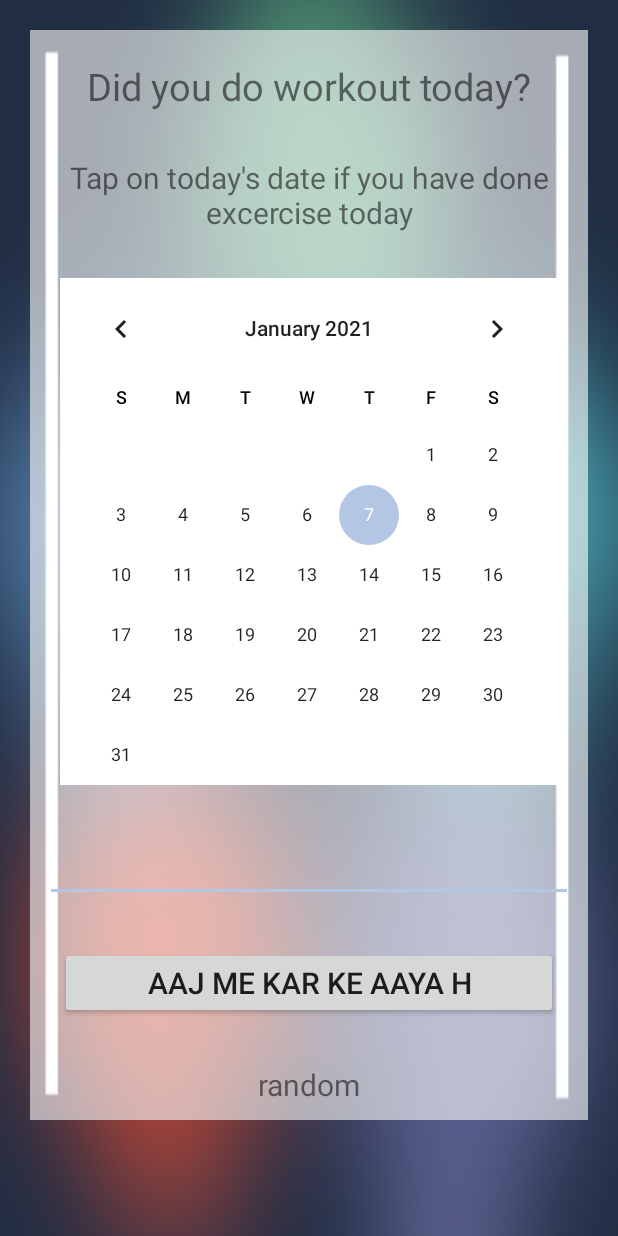
After one commit to HimeshNayak/Heal_App, an Android app: the CalendarSetter screen opened directly, with no data from a screen before it, on a phone screen of 412 x 824 dp. The commit adds this screen. Run offline under Robolectric (Android 15) with nearby library versions, the phone set to English and light mode, and no system bars.

Commit message:
Changed a lot"

```diff
--- a/app/build.gradle
+++ b/app/build.gradle
@@ -6,8 +6,8 @@ android {
         applicationId "com.himeshnayak.healapp"
         minSdkVersion 19
         targetSdkVersion 28
-        versionCode 3
-        versionName "3.0"
+        versionCode 4
+        versionName "3.1"
         testInstrumentationRunner "androidx.test.runner.AndroidJUnitRunner"
     }
     buildTypes {
--- a/app/src/main/AndroidManifest.xml
+++ b/app/src/main/AndroidManifest.xml
@@ -9,7 +9,8 @@
         android:roundIcon="@mipmap/ic_logo_round"
         android:supportsRtl="true"
         android:theme="@style/AppTheme">
-        <activity android:name=".DetailAbout"></activity>
+        <activity android:name=".CalendarSetter"></activity>
+        <activity android:name=".DetailAbout" />
         <activity
             android:name=".PhysicalAlarm"
             android:screenOrientation="portrait" />
--- /dev/null
+++ b/app/src/main/java/com/himeshnayak/healapp/CalendarSetter.java
@@ -0,0 +1,91 @@
+package com.himeshnayak.healapp;
+
+import androidx.annotation.NonNull;
+import androidx.appcompat.app.AppCompatActivity;
+
+import android.content.ContentValues;
+import android.database.Cursor;
+import android.database.sqlite.SQLiteDatabase;
+import android.os.Bundle;
+import android.view.View;
+import android.widget.Button;
+import android.widget.CalendarView;
+import android.widget.EditText;
+import android.widget.TextView;
+import android.widget.Toast;
+
+public class CalendarSetter extends AppCompatActivity {
+
+    private String selectedDate;
+    private SQLiteHander sqLiteHander;
+    private SQLiteDatabase sqLiteDatabase;
+    private TextView eventText;
+    private Button exerciseDoneBtn;
+    private EditText exerciseDoneContent;
+    private CalendarView calendar;
+
+
+    @Override
+    protected void onCreate(Bundle savedInstanceState) {
+        super.onCreate(savedInstanceState);
+        setContentView(R.layout.activity_calendar_setter);
+
+        eventText = findViewById(R.id.eventText);
+        exerciseDoneContent = findViewById(R.id.exercise_name);
+        exerciseDoneBtn = findViewById(R.id.exercise_done_btn);
+
+        calendar = findViewById(R.id.calendarView);
+        calendar.setOnDateChangeListener(new CalendarView.OnDateChangeListener() {
+            @Override
+            public void onSelectedDayChange(@NonNull CalendarView calendarView, int day, int month, int year) {
+                selectedDate = Integer.toString(day) + Integer.toString(month) + Integer.toString(year);
+                calendar.setWeekDayTextAppearance(R.style.selectedWeek);
+                readData(calendarView);
+            }
+        });
+
+        exerciseDoneBtn.setOnClickListener(new View.OnClickListener() {
+            @Override
+            public void onClick(View view) {
+                insertData(view);
+            }
+        });
+
+        try {
+            sqLiteHander = new SQLiteHander(this, "CalendarDatabase", null, 1);
+            sqLiteDatabase = sqLiteHander.getWritableDatabase();
+            sqLiteDatabase.execSQL("CREATE TABLE Calendar(DATE TEXT, EVENT TEXT);");
+        } catch (Exception e) {
+            e.printStackTrace();
+        }
+    }
+
+    public void insertData(View view)
+    {
+        if (exerciseDoneContent != null)
+        {
+            ContentValues contentValues = new ContentValues();
+            contentValues.put("Date", selectedDate);
+            contentValues.put("Event", exerciseDoneContent.getText().toString());
+            sqLiteDatabase.insert("CalendarDatabase", null, contentValues);
+            Toast.makeText(this, "Written in DB", Toast.LENGTH_SHORT).show();
+        }
+        else
+            Toast.makeText(this, "Enter the exercise you did", Toast.LENGTH_SHORT).show();
+
+    }
+
+    public void readData(View view)
+    {
+        String sqlQuery = "SELECT EVENT FROM CalendarDatabase where DATE =" + selectedDate;
+        try {
+            Cursor cursor = sqLiteDatabase.rawQuery(sqlQuery, null);
+            cursor.moveToFirst();
+            eventText.setText(cursor.getString(0));
+        } catch (Exception e) {
+            e.printStackTrace();
+            eventText.setText("Read nothing " + selectedDate);
+        }
+
+    }
+}
--- /dev/null
+++ b/app/src/main/java/com/himeshnayak/healapp/SQLiteHander.java
@@ -0,0 +1,23 @@
+package com.himeshnayak.healapp;
+
+import android.content.Context;
+import android.database.sqlite.SQLiteDatabase;
+import android.database.sqlite.SQLiteOpenHelper;
+
+import androidx.annotation.Nullable;
+
+public class SQLiteHander extends SQLiteOpenHelper {
+    public SQLiteHander(@Nullable Context context, @Nullable String name, @Nullable SQLiteDatabase.CursorFactory factory, int version) {
+        super(context, name, factory, version);
+    }
+
+    @Override
+    public void onCreate(SQLiteDatabase sqLiteDatabase) {
+
+    }
+
+    @Override
+    public void onUpgrade(SQLiteDatabase sqLiteDatabase, int oldVersion, int newVersion) {
+
+    }
+}
--- /dev/null
+++ b/app/src/main/res/font/fonts.xml
@@ -0,0 +1,4 @@
+<?xml version="1.0" encoding="utf-8"?>
+<font-family xmlns:android="http://schemas.android.com/apk/res/android">
+
+</font-family>
--- /dev/null
+++ b/app/src/main/res/layout/activity_calendar_setter.xml
@@ -0,0 +1,87 @@
+<?xml version="1.0" encoding="utf-8"?>
+<LinearLayout
+    xmlns:android="http://schemas.android.com/apk/res/android"
+    xmlns:app="http://schemas.android.com/apk/res-auto"
+    xmlns:tools="http://schemas.android.com/tools"
+    android:layout_width="match_parent"
+    android:layout_height="match_parent"
+    android:orientation="vertical"
+    android:background="@drawable/elem_backblur"
+    tools:context=".CalendarSetter">
+
+    <ScrollView
+        android:layout_width="match_parent"
+        android:layout_height="match_parent"
+        >
+
+        <LinearLayout
+            android:layout_width="match_parent"
+            android:layout_height="match_parent"
+            android:orientation="vertical"
+            android:background="@drawable/transfront"
+            android:layout_margin="20dp"
+            >
+
+            <TextView
+                android:layout_width="match_parent"
+                android:layout_height="wrap_content"
+                android:text="Did you do workout today?"
+                android:layout_margin="20dp"
+                android:textSize="25sp"
+                android:gravity="center"
+                />
+
+            <TextView
+                android:layout_width="match_parent"
+                android:layout_height="wrap_content"
+                android:text="Tap on today's date if you have done excercise today"
+                android:layout_margin="10dp"
+                android:textSize="20sp"
+                android:gravity="center"
+                />
+
+            <CalendarView
+                android:id="@+id/calendarView"
+                android:layout_width="match_parent"
+                android:layout_height="wrap_content"
+                android:layout_margin="20dp"
+                android:background="#FFFFFF"
+                android:weekDayTextAppearance="@style/calendarDays" />
+
+            <EditText
+                android:id="@+id/exercise_name"
+                android:layout_width="match_parent"
+                android:layout_height="wrap_content"
+                android:layout_margin="10dp"
+                android:textSize="20sp"
+                android:gravity="center"
+                />
+
+            <Button
+                android:id="@+id/exercise_done_btn"
+                android:layout_width="match_parent"
+                android:layout_height="wrap_content"
+                android:layout_margin="20dp"
+                android:textSize="20sp"
+                android:gravity="center"
+                android:text="Aaj me kar ke aaya h"
+                />
+
+
+
+            <TextView
+                android:id="@+id/eventText"
+                android:layout_width="match_parent"
+                android:layout_height="wrap_content"
+                android:layout_margin="10dp"
+                android:textSize="20sp"
+                android:gravity="center"
+                android:text="random"
+                />
+
+
+        </LinearLayout>
+
+    </ScrollView>
+
+</LinearLayout>
--- a/app/src/main/res/values/strings.xml
+++ b/app/src/main/res/values/strings.xml
@@ -295,5 +295,6 @@
     <string name="about_exercise">Contains Yoga Postures and Exercises to keep you fit and healthy.</string>
     <string name="about_meditation">Calm yourself by doing Meditation along with the music given.</string>
     <string name="about_yognidra">Sleep peacefully by doing Yog Nidra along with the Music Track given.</string>
+    <string name="about_calendar">Calendar Setter which lets you keep track of your exercise.</string>
 
 </resources>
--- a/app/src/main/res/values/styles.xml
+++ b/app/src/main/res/values/styles.xml
@@ -17,4 +17,16 @@
 
     <style name="AppTheme.PopupOverlay" parent="ThemeOverlay.AppCompat.Light" />
 
+    <style name="selectedWeek" parent="Theme.AppCompat.Light">
+        <item name="android:unfocusedMonthDateColor">@color/lightestBlue</item>
+        <item name="color">@color/lightRosePink</item>
+        <item name="android:textStyle">bold</item>
+    </style>
+
+    <style name="calendarDays" parent="Theme.AppCompat.Light.Dialog">
+        <item name="colorBackgroundFloating">#FF0000</item>
+        <item name="color">#0000FF</item>
+        <item name="android:textStyle">bold</item>
+    </style>
+
 </resources>
```
Also changed, not shown: app/src/main/java/com/himeshnayak/healapp/IndexPage.java (+10 -0 lines), app/src/main/java/com/himeshnayak/healapp/ui/slideshow/SlideshowFragment.java (+10 -0 lines), app/src/main/res/layout-v21/activity_hygiene_question.xml (added, +245 -0 lines), app/src/main/res/layout/activity_credits.xml (+4 -36 lines), app/src/main/res/layout/activity_detail_about.xml (+26 -0 lines), app/src/main/res/layout/activity_physical_exercise.xml (+8 -8 lines), app/src/main/res/layout/fragment_slideshow.xml (+16 -0 lines), app/src/main/res/drawable/calendar.png (added), 3 other files.
